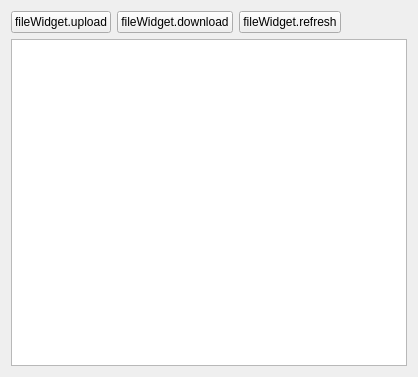
Above: CTP-client/filewidget.ui from george99g/CTP before the change. Below: the same form after it.
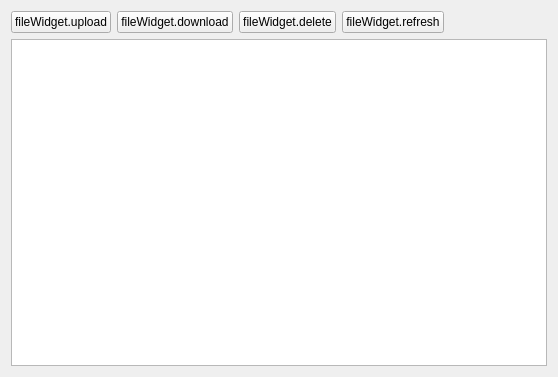
That is the form after the change.

Commit message: File delete button.

Patch:
```diff
--- a/CTP-client/filewidget.ui
+++ b/CTP-client/filewidget.ui
@@ -6,7 +6,7 @@
    <rect>
     <x>0</x>
     <y>0</y>
-    <width>418</width>
+    <width>558</width>
     <height>377</height>
    </rect>
   </property>
@@ -30,6 +30,13 @@
        </property>
       </widget>
      </item>
+     <item>
+      <widget class="QPushButton" name="pushButtonDelete">
+       <property name="text">
+        <string>fileWidget.delete</string>
+       </property>
+      </widget>
+     </item>
      <item>
       <widget class="QPushButton" name="pushButtonRefresh">
        <property name="text">
```
The commit also changes 9 other files.
